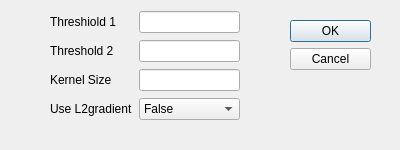
First picture: the form in UI Files/canny.ui, repository muhammadalics/Image-Editor-and-Manager, before the edit.
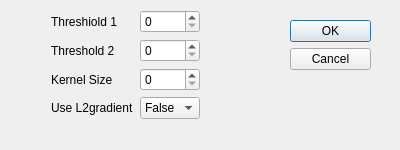
Second picture: the form after the edit.

```diff
--- a/UI Files/canny.ui
+++ b/UI Files/canny.ui
@@ -50,10 +50,10 @@
   <widget class="QWidget" name="">
    <property name="geometry">
     <rect>
-     <x>50</x>
+     <x>51</x>
      <y>10</y>
-     <width>190</width>
-     <height>111</height>
+     <width>149</width>
+     <height>113</height>
     </rect>
    </property>
    <layout class="QGridLayout" name="gridLayout">
@@ -65,7 +65,14 @@
      </widget>
     </item>
     <item row="0" column="1">
-     <widget class="QLineEdit" name="lineEdit_threshold1"/>
+     <widget class="QSpinBox" name="spinBox_thresh1">
+      <property name="maximum">
+       <number>255</number>
+      </property>
+      <property name="singleStep">
+       <number>10</number>
+      </property>
+     </widget>
     </item>
     <item row="1" column="0">
      <widget class="QLabel" name="label_2">
@@ -75,7 +82,14 @@
      </widget>
     </item>
     <item row="1" column="1">
-     <widget class="QLineEdit" name="lineEdit_threshold2"/>
+     <widget class="QSpinBox" name="spinBox_thresh2">
+      <property name="maximum">
+       <number>255</number>
+      </property>
+      <property name="singleStep">
+       <number>10</number>
+      </property>
+     </widget>
     </item>
     <item row="2" column="0">
      <widget class="QLabel" name="label_3">
@@ -85,7 +99,11 @@
      </widget>
     </item>
     <item row="2" column="1">
-     <widget class="QLineEdit" name="lineEdit_kernelsize"/>
+     <widget class="QSpinBox" name="spinBox_kernelsize">
+      <property name="maximum">
+       <number>1000</number>
+      </property>
+     </widget>
     </item>
     <item row="3" column="0">
      <widget class="QLabel" name="label_4">
```
